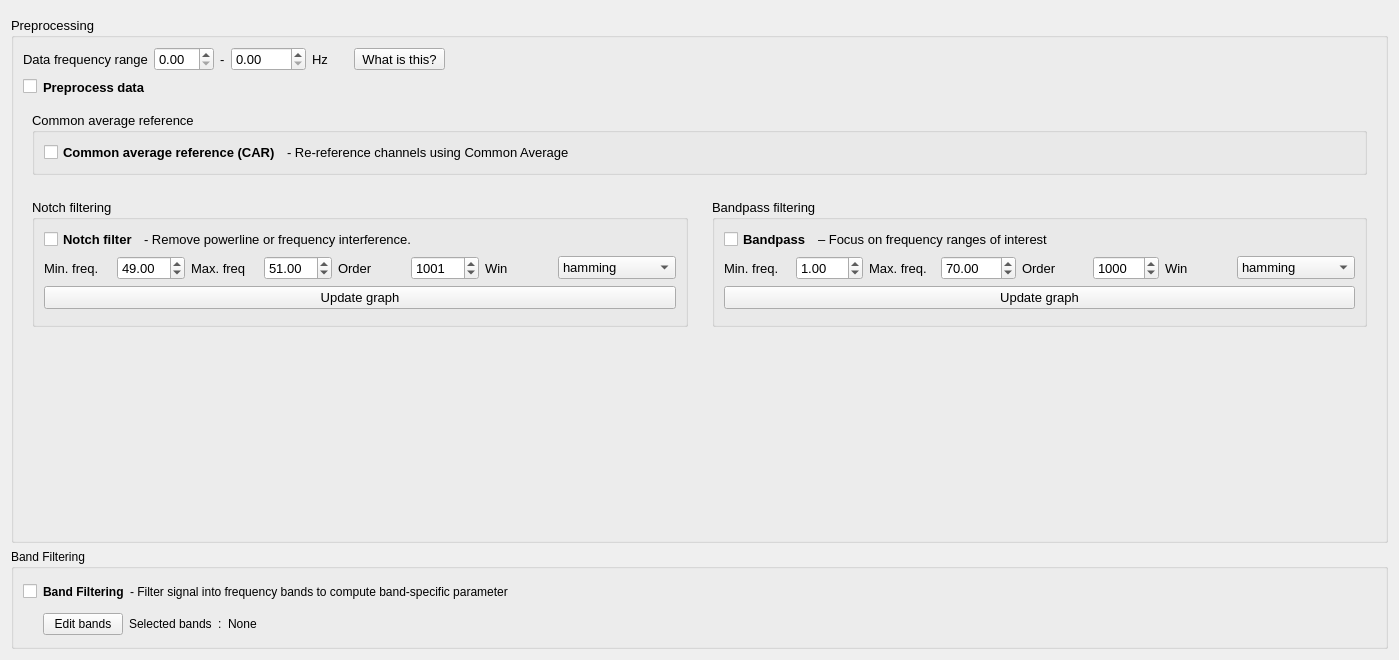
Above: eeg_features/preprocessing/ui.ui from medusabci/medusa-analyzer before the change. Below: the same form after it.
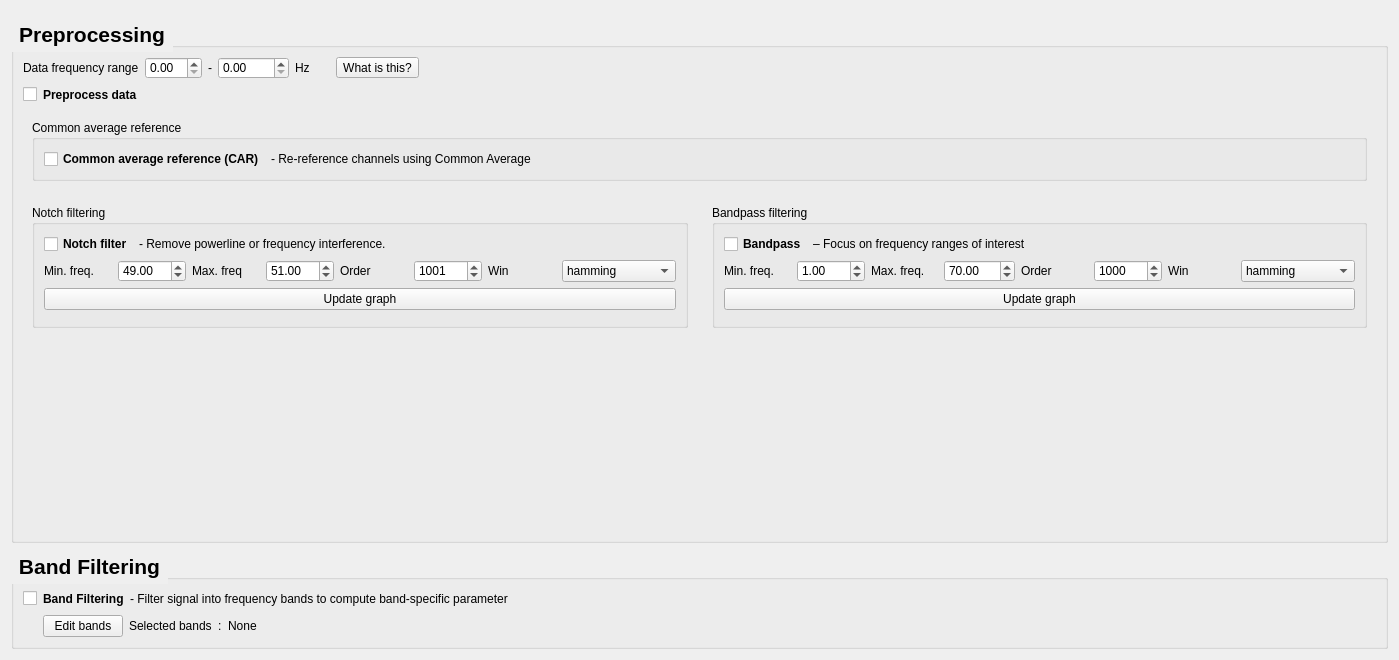
That is the form after the change.

```diff
--- a/eeg_features/preprocessing/ui.ui
+++ b/eeg_features/preprocessing/ui.ui
@@ -39,9 +39,26 @@
     <widget class="QGroupBox" name="Datapreprocessing">
      <property name="font">
       <font>
-       <pointsize>10</pointsize>
+       <pointsize>16</pointsize>
+       <weight>75</weight>
+       <bold>true</bold>
       </font>
      </property>
+     <property name="styleSheet">
+      <string notr="true">QGroupBox#Datapreprocessing::title {
+    subcontrol-origin: margin;
+    subcontrol-position: top left; 
+    padding: 5px;                 
+    letter-spacing: 1px;
+
+    color: qlineargradient(
+        spread:pad, x1:0, y1:0, x2:1, y2:0,
+        stop:0 #6a0dad, stop:1 #ec407a
+    );
+}
+
+</string>
+     </property>
      <property name="title">
       <string>Preprocessing</string>
      </property>
@@ -175,6 +192,11 @@
         <layout class="QHBoxLayout" name="horizontalLayout_8">
          <item>
           <widget class="QGroupBox" name="cargroupBox">
+           <property name="font">
+            <font>
+             <pointsize>9</pointsize>
+            </font>
+           </property>
            <property name="title">
             <string>Common average reference</string>
            </property>
@@ -238,6 +260,11 @@
           <layout class="QVBoxLayout" name="verticalLayout_4">
            <item>
             <widget class="QGroupBox" name="notchgroupBox">
+             <property name="font">
+              <font>
+               <pointsize>9</pointsize>
+              </font>
+             </property>
              <property name="title">
               <string>Notch filtering</string>
              </property>
@@ -494,6 +521,11 @@
           <layout class="QVBoxLayout" name="verticalLayout_5">
            <item>
             <widget class="QGroupBox" name="bpgroupBox">
+             <property name="font">
+              <font>
+               <pointsize>9</pointsize>
+              </font>
+             </property>
              <property name="title">
               <string>Bandpass filtering</string>
              </property>
@@ -767,6 +799,26 @@
        <height>100</height>
       </size>
      </property>
+     <property name="font">
+      <font>
+       <pointsize>16</pointsize>
+       <weight>75</weight>
+       <bold>true</bold>
+      </font>
+     </property>
+     <property name="styleSheet">
+      <string notr="true">QGroupBox::title {
+    subcontrol-origin: margin;
+    subcontrol-position: top left; 
+    padding: 5px;                 
+    letter-spacing: 1px;
+    
+    color: qlineargradient(
+        spread:pad, x1:0, y1:0, x2:1, y2:0,
+        stop:0 #6a0dad, stop:1 #ec407a
+    );
+}</string>
+     </property>
      <property name="title">
       <string>Band Filtering</string>
      </property>
```
